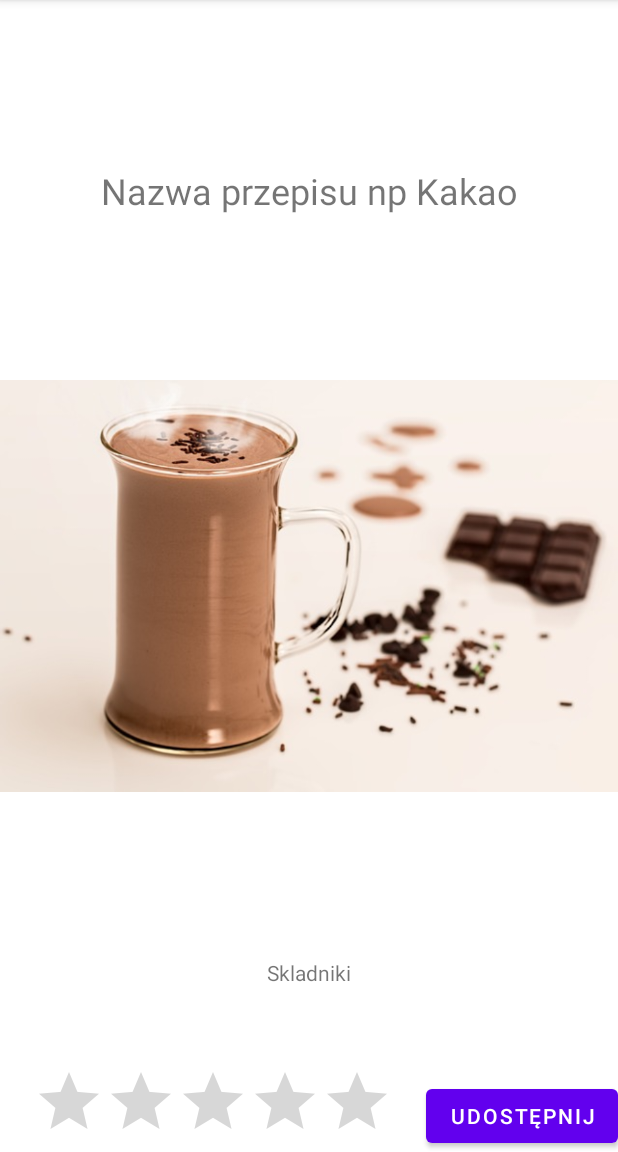
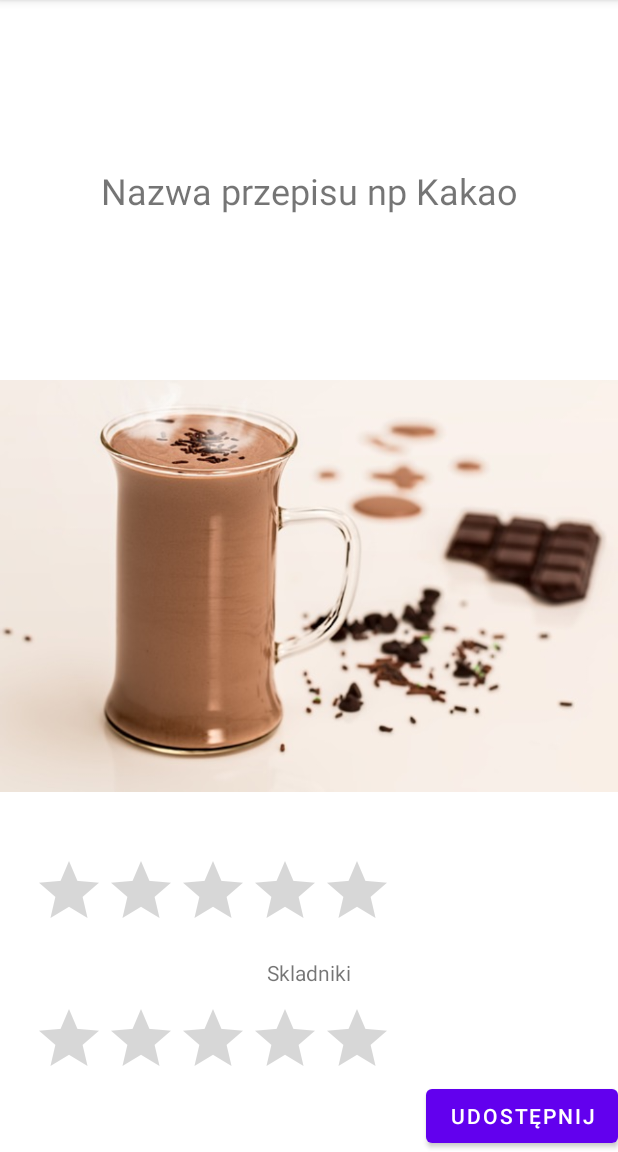
Before and after one commit to barte28/przepisy, an Android app: the PrzepisActivity screen opened directly, with no data from a screen before it, on a phone screen of 412 x 824 dp, the part 84-1236 px from its top. Run offline under Robolectric (Android 15) with nearby library versions, the phone set to English and light mode, and no system bars; 6 statements that could not run were skipped.

Commit message:
2 lekcja

```diff
--- a/app/src/main/java/pl/zabrze/zs10/listy1_klasa3a/Przepis.java
+++ b/app/src/main/java/pl/zabrze/zs10/listy1_klasa3a/Przepis.java
@@ -1,10 +1,14 @@
 package pl.zabrze.zs10.listy1_klasa3a;
+
+import java.util.ArrayList;
+
 public class Przepis {
     private String nazwaPrzepisu;
     private String skladniki;
     private String kategoria;
     private int idObrazka;
-    private int polubienia;
+    private float polubienia;
+    private ArrayList<Float> wszystkieOceny = new ArrayList<>();
 
     public Przepis(String nazwaPrzepisu, String skladniki, String kategoria, int idObrazka, int polubienia) {
         this.nazwaPrzepisu = nazwaPrzepisu;
@@ -12,6 +16,7 @@ public class Przepis {
         this.kategoria = kategoria;
         this.idObrazka = idObrazka;
         this.polubienia = polubienia;
+        wszystkieOceny.add(this.polubienia);
     }
 
     @Override
@@ -19,8 +24,9 @@ public class Przepis {
         return nazwaPrzepisu ;
     }
 
-    public void setPolubienia() {
-        this.polubienia ++;
+    public void setPolubienia(int polubienia) {
+        wszystkieOceny.add((float)polubienia);
+
     }
 
     public String getNazwaPrzepisu() {
@@ -39,7 +45,13 @@ public class Przepis {
         return idObrazka;
     }
 
-    public int getPolubienia() {
-        return polubienia;
+    public float getPolubienia() {
+        float srednia = 0;
+        for (int i = 0; i < wszystkieOceny.size(); i++) {
+            srednia+= wszystkieOceny.get(i);
+        }
+        srednia = srednia/ wszystkieOceny.size();
+
+        return srednia;
     }
 }
--- a/app/src/main/java/pl/zabrze/zs10/listy1_klasa3a/PrzepisActivity.java
+++ b/app/src/main/java/pl/zabrze/zs10/listy1_klasa3a/PrzepisActivity.java
@@ -17,6 +17,7 @@ public class PrzepisActivity extends AppCompatActivity {
     private TextView textViewOpis;
     private ImageView imageView;
     private RatingBar ratingBar;
+    private RatingBar ratingBarZmieniany;
     private Button button;
     @Override
     protected void onCreate(Bundle savedInstanceState) {
@@ -28,17 +29,19 @@ public class PrzepisActivity extends AppCompatActivity {
         textViewOpis = findViewById(R.id.textView3);
         imageView = findViewById(R.id.imageView);
         ratingBar = findViewById(R.id.ratingBar);
+        ratingBarZmieniany = findViewById(R.id.ratingbarZmieniany);
         button = findViewById(R.id.button2);
         Przepis przepis = Repozytorium.zwrocPrzepis(nazwaPrzepisu);
         textViewNazwa.setText(przepis.getNazwaPrzepisu());
         textViewOpis.setText(przepis.getSkladniki());
         imageView.setImageResource(przepis.getIdObrazka());
         ratingBar.setRating(przepis.getPolubienia());
-        ratingBar.setOnRatingBarChangeListener(
+        ratingBarZmieniany.setOnRatingBarChangeListener(
                 new RatingBar.OnRatingBarChangeListener() {
                     @Override
                     public void onRatingChanged(RatingBar ratingBar, float v, boolean b) {
-                        //TODO:
+                        przepis.setPolubienia((int)v);
+                        ratingBar.setRating(przepis.getPolubienia());
                     }
                 }
         );
--- a/app/src/main/res/layout/activity_przepis.xml
+++ b/app/src/main/res/layout/activity_przepis.xml
@@ -55,8 +55,19 @@
         android:max="5"
         android:layout_width="wrap_content"
         android:layout_height="wrap_content"
+        android:isIndicator="true"
         app:layout_constraintStart_toStartOf="parent"
-        app:layout_constraintBottom_toBottomOf="parent"
+        app:layout_constraintTop_toBottomOf="@id/imageView"
+        app:layout_constraintBottom_toTopOf="@id/ratingbarZmieniany"
         app:layout_constraintEnd_toStartOf="@id/button2"
         />
+    <RatingBar
+        android:id="@+id/ratingbarZmieniany"
+        android:layout_width="wrap_content"
+        android:layout_height="wrap_content"
+        app:layout_constraintStart_toStartOf="parent"
+        app:layout_constraintEnd_toStartOf="@id/button2"
+        app:layout_constraintTop_toBottomOf="@id/ratingBar"
+        app:layout_constraintBottom_toBottomOf="parent"
+        />
 </androidx.constraintlayout.widget.ConstraintLayout>
```
